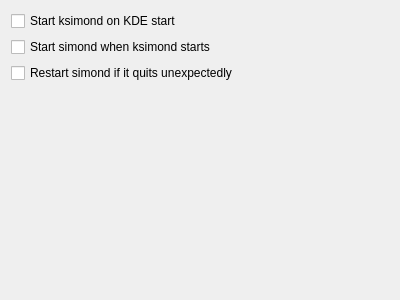
Old version of the form ksimond/config/ksimondconfiguration.ui in the repository KDE/simon.
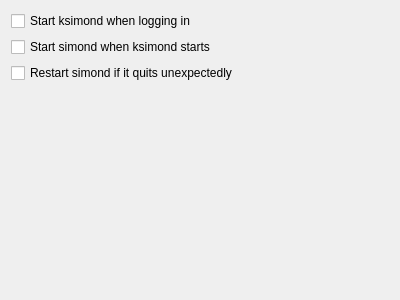
New version of the form.

Commit message: Auto-Start options should now work on windows

What changed in the file:
```diff
--- a/ksimond/config/ksimondconfiguration.ui
+++ b/ksimond/config/ksimondconfiguration.ui
@@ -14,9 +14,9 @@
   </property>
   <layout class="QVBoxLayout" name="verticalLayout" >
    <item>
-    <widget class="QCheckBox" name="kcfg_AutoStart" >
-     <property name="text" >
-      <string>Start ksimond on KDE start</string>
+    <widget class="QCheckBox" name="kcfg_AutoStart">
+     <property name="text">
+      <string>Start ksimond when logging in</string>
      </property>
     </widget>
    </item>
```
Left out of the diff: 25 changed lines with no effect on the pictures. The commit also changes 5 other files.
